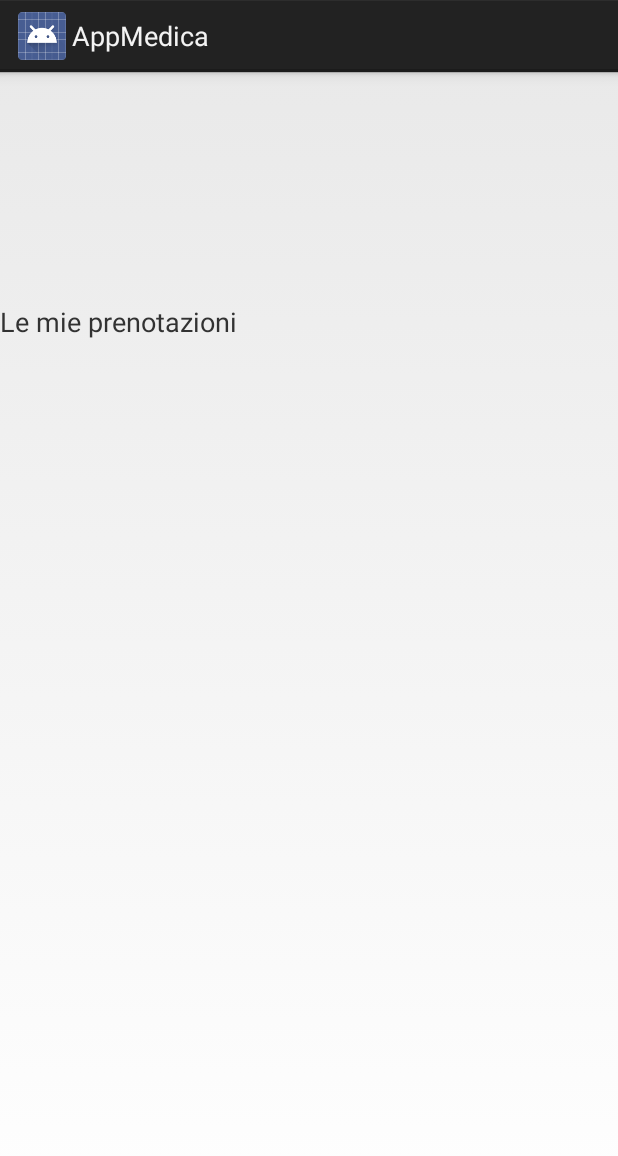
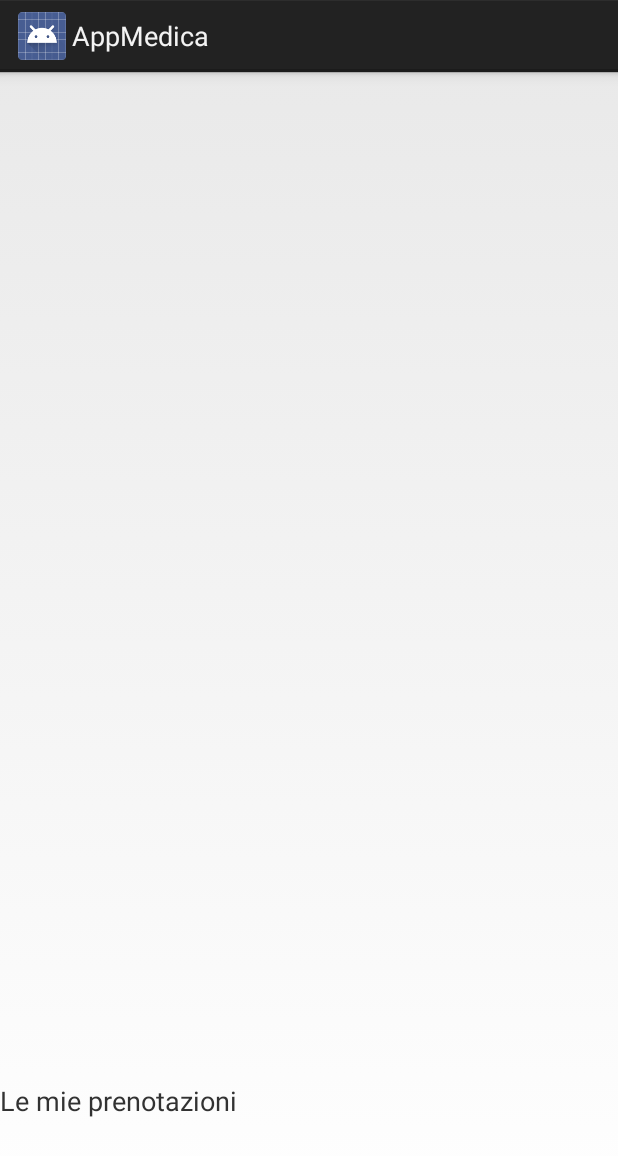
Before and after one commit to eduart94/ProgettoMedico, an Android app: the Profilo screen opened directly, with no data from a screen before it, on a phone screen of 412 x 824 dp. Shown: the top 1156 px of the screen. Run offline under Robolectric (Android 15) with nearby library versions, the light colour scheme and no system bars.

Commit message:
ho spostato profilo

```diff
--- a/Activity/AppMedica/app/src/main/res/layout/activity_profilo.xml
+++ b/Activity/AppMedica/app/src/main/res/layout/activity_profilo.xml
@@ -11,9 +11,9 @@
         android:id="@+id/mieprenotazioni"
         android:layout_width="wrap_content"
         android:layout_height="wrap_content"
+        android:layout_alignParentBottom="true"
         android:layout_alignParentStart="true"
-        android:layout_alignParentTop="true"
-        android:layout_marginTop="154dp"
+        android:layout_marginBottom="78dp"
         android:text="Le mie prenotazioni"
         android:textSize="18sp" />
 
```
